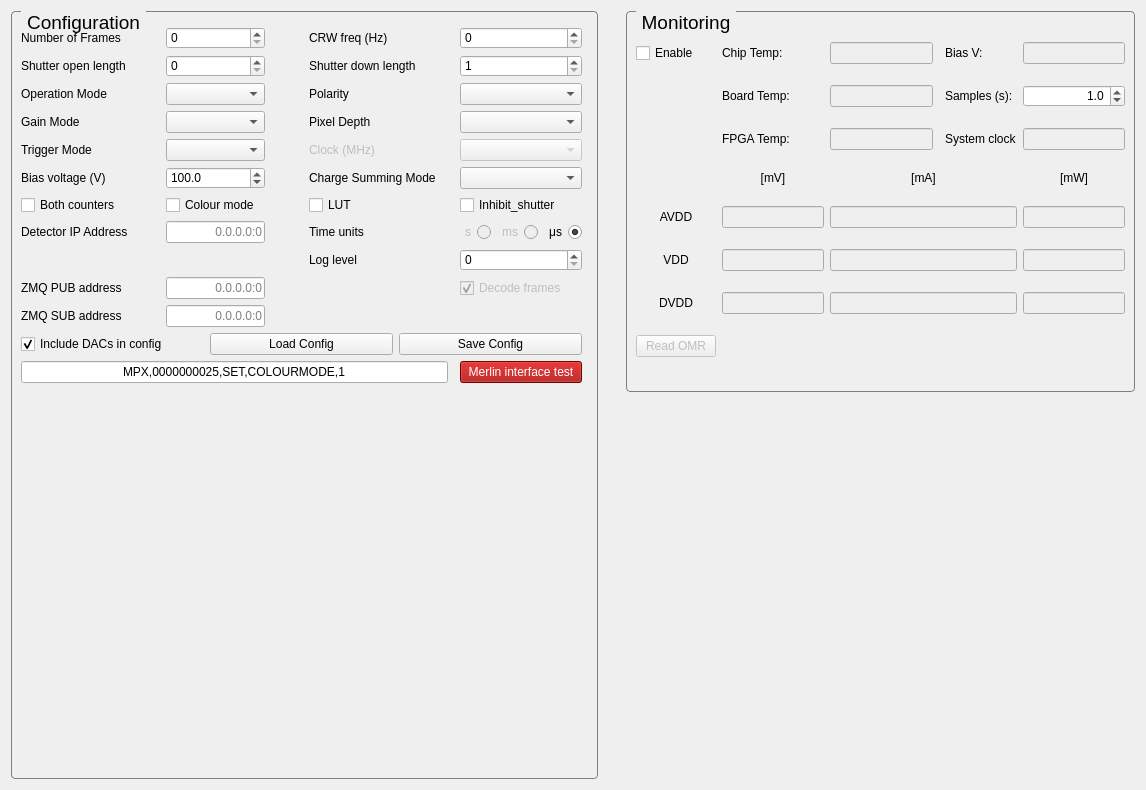
First picture: the form in SpidrMpx3Eq/qcstmconfigmonitoring.ui, repository navrit/dexter, before the edit.
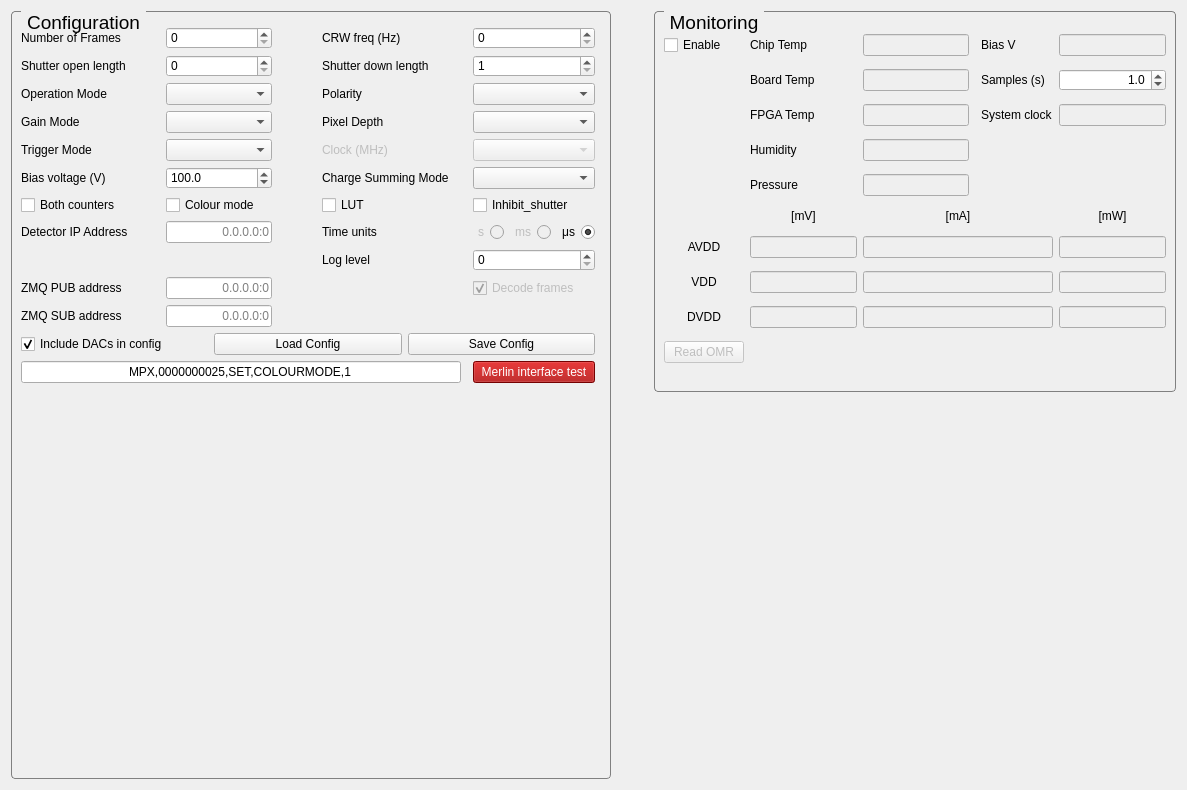
Second picture: the form after the edit.

Commit message: Fix #125 - humidity and pressure sensors supported

```diff
--- a/SpidrMpx3Eq/qcstmconfigmonitoring.ui
+++ b/SpidrMpx3Eq/qcstmconfigmonitoring.ui
@@ -6,7 +6,7 @@
    <rect>
     <x>0</x>
     <y>0</y>
-    <width>1146</width>
+    <width>1187</width>
     <height>790</height>
    </rect>
   </property>
@@ -116,6 +116,12 @@
           <property name="enabled">
            <bool>false</bool>
           </property>
+          <property name="minimumSize">
+           <size>
+            <width>80</width>
+            <height>0</height>
+           </size>
+          </property>
           <property name="alignment">
            <set>Qt::AlignCenter</set>
           </property>
@@ -129,6 +135,12 @@
           <property name="enabled">
            <bool>false</bool>
           </property>
+          <property name="minimumSize">
+           <size>
+            <width>80</width>
+            <height>0</height>
+           </size>
+          </property>
           <property name="alignment">
            <set>Qt::AlignCenter</set>
           </property>
@@ -224,6 +236,12 @@
           <property name="enabled">
            <bool>false</bool>
           </property>
+          <property name="minimumSize">
+           <size>
+            <width>80</width>
+            <height>0</height>
+           </size>
+          </property>
           <property name="alignment">
            <set>Qt::AlignCenter</set>
           </property>
@@ -235,7 +253,7 @@
         <item row="2" column="1">
          <widget class="QLabel" name="label_10">
           <property name="text">
-           <string>Board Temp:</string>
+           <string>Board Temp</string>
           </property>
          </widget>
         </item>
@@ -303,14 +321,14 @@
         <item row="1" column="1">
          <widget class="QLabel" name="label_0">
           <property name="text">
-           <string>Chip Temp:</string>
+           <string>Chip Temp</string>
           </property>
          </widget>
         </item>
         <item row="1" column="4">
          <widget class="QLabel" name="label_21">
           <property name="text">
-           <string>Bias V:</string>
+           <string>Bias V</string>
           </property>
          </widget>
         </item>
@@ -382,7 +400,7 @@
            <string>Sample every (s)</string>
           </property>
           <property name="text">
-           <string>Samples (s):</string>
+           <string>Samples (s)</string>
           </property>
          </widget>
         </item>
@@ -402,7 +420,7 @@
         <item row="3" column="1">
          <widget class="QLabel" name="label_4">
           <property name="text">
-           <string>FPGA Temp:</string>
+           <string>FPGA Temp</string>
           </property>
          </widget>
         </item>
@@ -411,9 +429,18 @@
           <property name="enabled">
            <bool>false</bool>
           </property>
+          <property name="minimumSize">
+           <size>
+            <width>80</width>
+            <height>0</height>
+           </size>
+          </property>
           <property name="alignment">
            <set>Qt::AlignCenter</set>
           </property>
+          <property name="readOnly">
+           <bool>true</bool>
+          </property>
          </widget>
         </item>
         <item row="3" column="4">
@@ -430,6 +457,61 @@
           </property>
           <property name="alignment">
            <set>Qt::AlignCenter</set>
+          </property>
+          <property name="readOnly">
+           <bool>true</bool>
+          </property>
+         </widget>
+        </item>
+        <item row="4" column="2">
+         <widget class="QLineEdit" name="humidityMeasureLineEdit">
+          <property name="enabled">
+           <bool>false</bool>
+          </property>
+          <property name="minimumSize">
+           <size>
+            <width>80</width>
+            <height>0</height>
+           </size>
+          </property>
+          <property name="alignment">
+           <set>Qt::AlignCenter</set>
+          </property>
+          <property name="readOnly">
+           <bool>true</bool>
+          </property>
+         </widget>
+        </item>
+        <item row="4" column="1">
+         <widget class="QLabel" name="labelHumidity">
+          <property name="text">
+           <string>Humidity</string>
+          </property>
+         </widget>
+        </item>
+        <item row="5" column="1">
+         <widget class="QLabel" name="labelPressure">
+          <property name="text">
+           <string>Pressure</string>
+          </property>
+         </widget>
+        </item>
+        <item row="5" column="2">
+         <widget class="QLineEdit" name="pressureMeasureLineEdit">
+          <property name="enabled">
+           <bool>false</bool>
+          </property>
+          <property name="minimumSize">
+           <size>
+            <width>80</width>
+            <height>0</height>
+           </size>
+          </property>
+          <property name="alignment">
+           <set>Qt::AlignCenter</set>
+          </property>
+          <property name="readOnly">
+           <bool>true</bool>
           </property>
          </widget>
         </item>
```
The commit also changes 1 other file.
